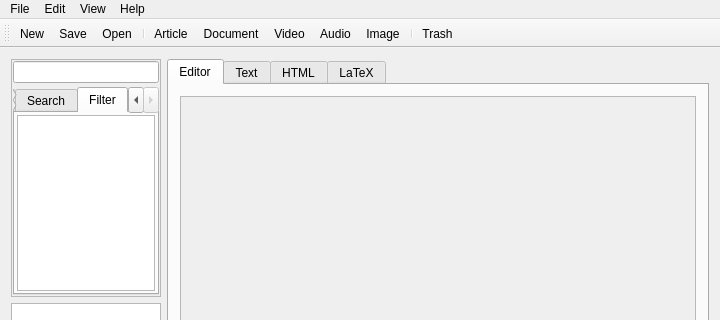
First picture: the form in mainwindow.ui, repository mdamien/NotesManager, before the edit; both pictures show x 0 to 720 and y 0 to 320 of the 720 by 464 pixel window.
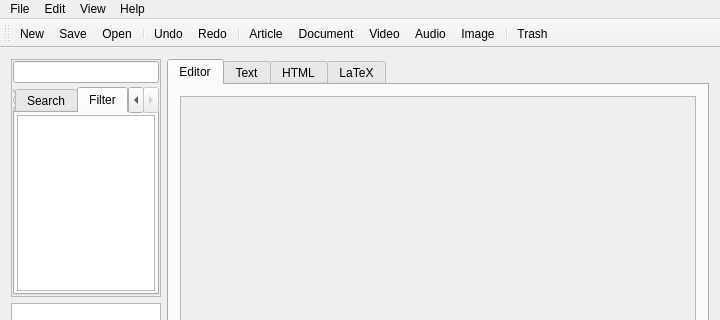
Second picture: the form after the edit. Icons and pictures are not drawn.

```diff
--- a/mainwindow.ui
+++ b/mainwindow.ui
@@ -377,6 +377,9 @@
    <addaction name="actionSave"/>
    <addaction name="actionOpen"/>
    <addaction name="separator"/>
+   <addaction name="actionUndo"/>
+   <addaction name="actionRedo"/>
+   <addaction name="separator"/>
    <addaction name="actionArticle"/>
    <addaction name="actionDocument"/>
    <addaction name="actionVideo"/>
```
